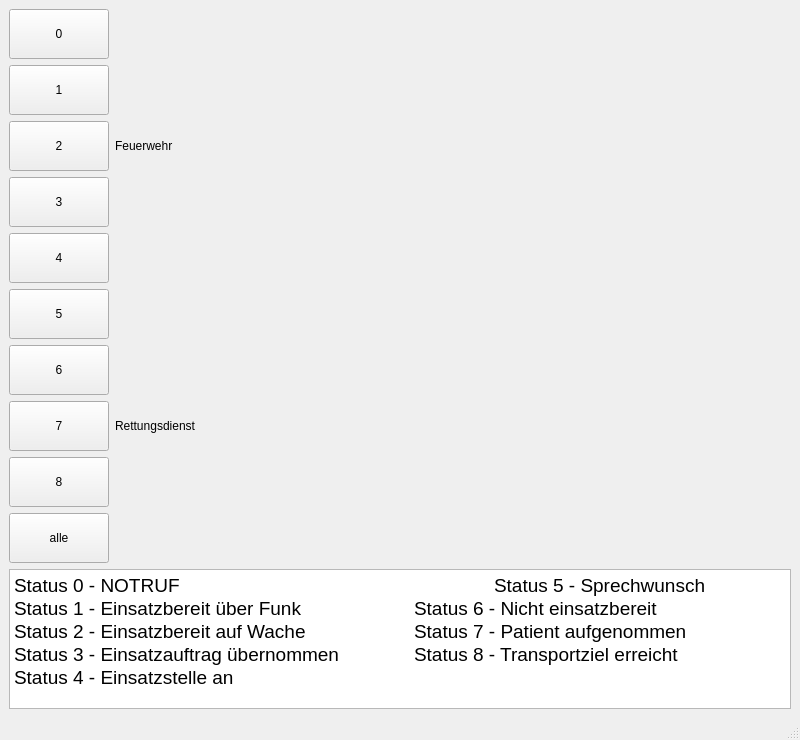
Lenium37/Leitstelle, file src/vehicle_window.ui: the form before one commit.
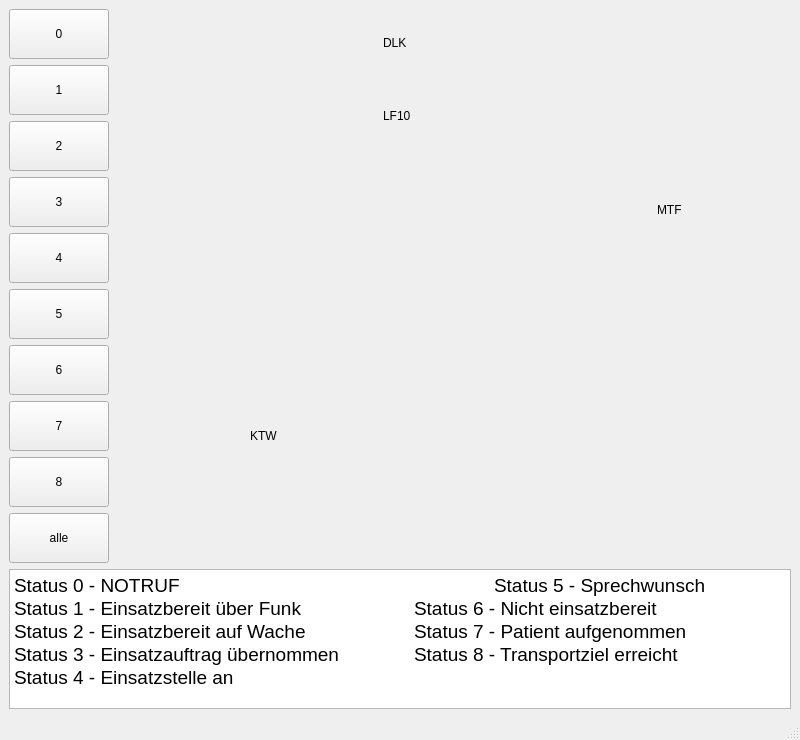
The form after the commit.

Commit message: preparing grid layout

What changed in the file:
```diff
--- a/src/vehicle_window.ui
+++ b/src/vehicle_window.ui
@@ -232,24 +232,272 @@
       <item>
        <layout class="QVBoxLayout" name="verticalLayout_2">
         <item>
-         <layout class="QGridLayout" name="gridLayout">
-          <item row="0" column="0">
-           <widget class="QLabel" name="label">
+         <layout class="QGridLayout" name="gridLayoutVehiclesFire">
+          <item row="3" column="0">
+           <spacer name="horizontalSpacer_2">
+            <property name="orientation">
+             <enum>Qt::Horizontal</enum>
+            </property>
+            <property name="sizeHint" stdset="0">
+             <size>
+              <width>40</width>
+              <height>20</height>
+             </size>
+            </property>
+           </spacer>
+          </item>
+          <item row="5" column="0">
+           <spacer name="horizontalSpacer_4">
+            <property name="orientation">
+             <enum>Qt::Horizontal</enum>
+            </property>
+            <property name="sizeHint" stdset="0">
+             <size>
+              <width>40</width>
+              <height>20</height>
+             </size>
+            </property>
+           </spacer>
+          </item>
+          <item row="7" column="0">
+           <spacer name="horizontalSpacer_6">
+            <property name="orientation">
+             <enum>Qt::Horizontal</enum>
+            </property>
+            <property name="sizeHint" stdset="0">
+             <size>
+              <width>40</width>
+              <height>20</height>
+             </size>
+            </property>
+           </spacer>
+          </item>
+          <item row="7" column="2">
+           <spacer name="horizontalSpacer_9">
+            <property name="orientation">
+             <enum>Qt::Horizontal</enum>
+            </property>
+            <property name="sizeHint" stdset="0">
+             <size>
+              <width>40</width>
+              <height>20</height>
+             </size>
+            </property>
+           </spacer>
+          </item>
+          <item row="6" column="0">
+           <spacer name="horizontalSpacer_5">
+            <property name="orientation">
+             <enum>Qt::Horizontal</enum>
+            </property>
+            <property name="sizeHint" stdset="0">
+             <size>
+              <width>40</width>
+              <height>20</height>
+             </size>
+            </property>
+           </spacer>
+          </item>
+          <item row="7" column="4">
+           <spacer name="horizontalSpacer_11">
+            <property name="orientation">
+             <enum>Qt::Horizontal</enum>
+            </property>
+            <property name="sizeHint" stdset="0">
+             <size>
+              <width>40</width>
+              <height>20</height>
+             </size>
+            </property>
+           </spacer>
+          </item>
+          <item row="4" column="0">
+           <spacer name="horizontalSpacer_3">
+            <property name="orientation">
+             <enum>Qt::Horizontal</enum>
+            </property>
+            <property name="sizeHint" stdset="0">
+             <size>
+              <width>40</width>
+              <height>20</height>
+             </size>
+            </property>
+           </spacer>
+          </item>
+          <item row="7" column="3">
+           <spacer name="horizontalSpacer_10">
+            <property name="orientation">
+             <enum>Qt::Horizontal</enum>
+            </property>
+            <property name="sizeHint" stdset="0">
+             <size>
+              <width>40</width>
+              <height>20</height>
+             </size>
+            </property>
+           </spacer>
+          </item>
+          <item row="2" column="0">
+           <spacer name="horizontalSpacer">
+            <property name="orientation">
+             <enum>Qt::Horizontal</enum>
+            </property>
+            <property name="sizeHint" stdset="0">
+             <size>
+              <width>40</width>
+              <height>20</height>
+             </size>
+            </property>
+           </spacer>
+          </item>
+          <item row="7" column="1">
+           <spacer name="horizontalSpacer_8">
+            <property name="orientation">
+             <enum>Qt::Horizontal</enum>
+            </property>
+            <property name="sizeHint" stdset="0">
+             <size>
+              <width>40</width>
+              <height>20</height>
+             </size>
+            </property>
+           </spacer>
+          </item>
+          <item row="2" column="2">
+           <widget class="QLabel" name="label_2">
             <property name="text">
-             <string>Feuerwehr</string>
+             <string>DLK</string>
             </property>
            </widget>
+          </item>
+          <item row="3" column="2">
+           <widget class="QLabel" name="label_3">
+            <property name="text">
+             <string>LF10</string>
+            </property>
+           </widget>
+          </item>
+          <item row="5" column="4">
+           <widget class="QLabel" name="label_4">
+            <property name="text">
+             <string>MTF</string>
+            </property>
+           </widget>
+          </item>
+         </layout>
+        </item>
+        <item>
+         <layout class="QGridLayout" name="gridLayoutVehiclesEms">
+          <item row="2" column="0">
+           <spacer name="horizontalSpacer_12">
+            <property name="orientation">
+             <enum>Qt::Horizontal</enum>
+            </property>
+            <property name="sizeHint" stdset="0">
+             <size>
+              <width>40</width>
+              <height>20</height>
+             </size>
+            </property>
+           </spacer>
+          </item>
+          <item row="4" column="2">
+           <spacer name="horizontalSpacer_17">
+            <property name="orientation">
+             <enum>Qt::Horizontal</enum>
+            </property>
+            <property name="sizeHint" stdset="0">
+             <size>
+              <width>40</width>
+              <height>20</height>
+             </size>
+            </property>
+           </spacer>
+          </item>
+          <item row="3" column="0">
+           <spacer name="horizontalSpacer_13">
+            <property name="orientation">
+             <enum>Qt::Horizontal</enum>
+            </property>
+            <property name="sizeHint" stdset="0">
+             <size>
+              <width>40</width>
+              <height>20</height>
+             </size>
+            </property>
+           </spacer>
+          </item>
+          <item row="4" column="3">
+           <spacer name="horizontalSpacer_16">
+            <property name="orientation">
+             <enum>Qt::Horizontal</enum>
+            </property>
+            <property name="sizeHint" stdset="0">
+             <size>
+              <width>40</width>
+              <height>20</height>
+             </size>
+            </property>
+           </spacer>
+          </item>
+          <item row="4" column="0">
+           <spacer name="horizontalSpacer_14">
+            <property name="orientation">
+             <enum>Qt::Horizontal</enum>
+            </property>
+            <property name="sizeHint" stdset="0">
+             <size>
+              <width>40</width>
+              <height>20</height>
+             </size>
+            </property>
+           </spacer>
           </item>
           <item row="1" column="0">
-           <layout class="QGridLayout" name="gridLayout_2">
-            <item row="0" column="0">
-             <widget class="QLabel" name="label_2">
-              <property name="text">
-               <string>Rettungsdienst</string>
-              </property>
-             </widget>
-            </item>
-           </layout>
+           <spacer name="horizontalSpacer_7">
+            <property name="orientation">
+             <enum>Qt::Horizontal</enum>
+            </property>
+            <property name="sizeHint" stdset="0">
+             <size>
+              <width>40</width>
+              <height>20</height>
+             </size>
+            </property>
+           </spacer>
+          </item>
+          <item row="4" column="1">
+           <spacer name="horizontalSpacer_15">
+            <property name="orientation">
+             <enum>Qt::Horizontal</enum>
+            </property>
+            <property name="sizeHint" stdset="0">
+             <size>
+              <width>40</width>
+              <height>20</height>
+             </size>
+            </property>
+           </spacer>
+          </item>
+          <item row="4" column="4">
+           <spacer name="horizontalSpacer_18">
+            <property name="orientation">
+             <enum>Qt::Horizontal</enum>
+            </property>
+            <property name="sizeHint" stdset="0">
+             <size>
+              <width>40</width>
+              <height>20</height>
+             </size>
+            </property>
+           </spacer>
+          </item>
+          <item row="3" column="1">
+           <widget class="QLabel" name="label">
+            <property name="text">
+             <string>KTW</string>
+            </property>
+           </widget>
           </item>
          </layout>
         </item>
```
The commit also changes 1 other file.
